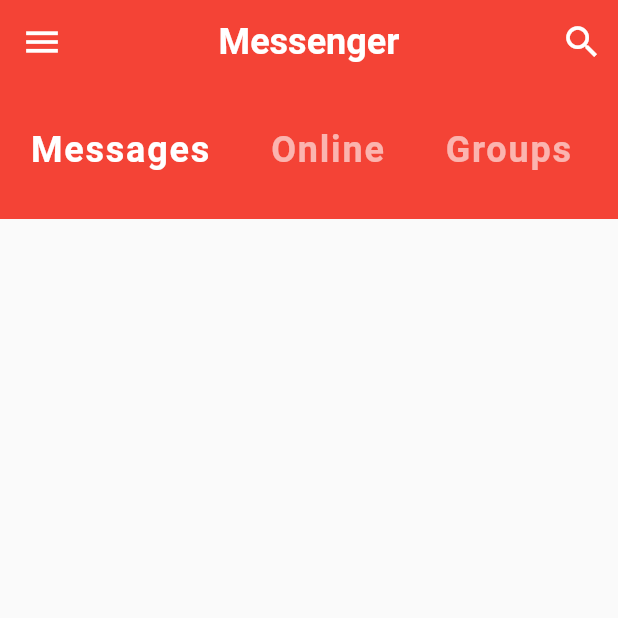
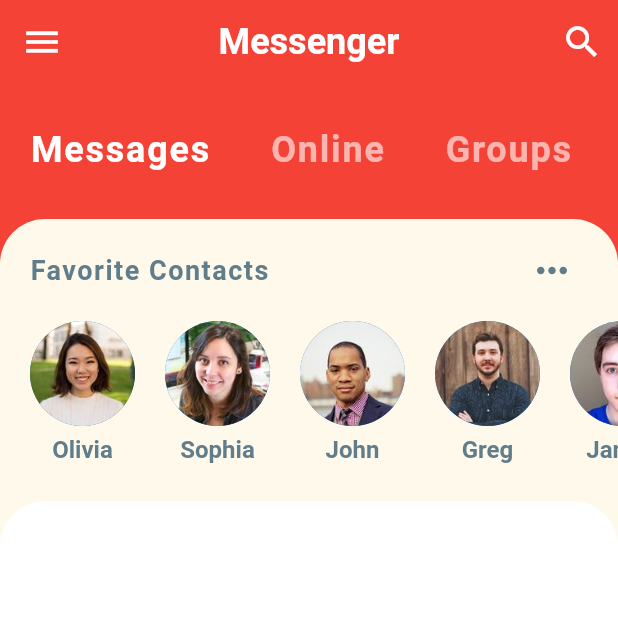
Before and after one commit to RahulNagaraj/flutter_chat_ui, a Flutter app: the screen it shows after launch, on a phone screen of 412 x 824 dp, the top half of it. Run offline on Flutter 3.47's test engine with Material 2 defaults, Android fonts, the phone set to English and light mode, and no system bars.

Commit message:
display favorite contacts

```diff
--- a/lib/models/message_model.dart
+++ b/lib/models/message_model.dart
@@ -25,7 +25,7 @@ final User john =
 final User olivia =
     User(id: 4, name: 'Olivia', avatarUrl: 'assets/images/olivia.jpg');
 
-final User sam = User(id: 5, name: 'Sm,', avatarUrl: 'assets/images/sam.jpg');
+final User sam = User(id: 5, name: 'Sam,', avatarUrl: 'assets/images/sam.jpg');
 
 final User sophia =
     User(id: 6, name: 'Sophia', avatarUrl: 'assets/images/sophia.jpg');
@@ -33,7 +33,7 @@ final User sophia =
 final User steven =
     User(id: 7, name: 'Steven', avatarUrl: 'assets/images/steven.jpg');
 
-List<User> favorites = [olivia, sophia, john, greg];
+List<User> favorites = [olivia, sophia, john, greg, james, sam];
 
 List<Message> chats = [
   Message(
--- a/lib/screens/home_screen.dart
+++ b/lib/screens/home_screen.dart
@@ -1,6 +1,8 @@
 import 'package:flutter/material.dart';
 
 import '../widgets/category_selector.dart';
+import '../widgets/favorite_contacts.dart';
+import '../widgets/recent_chats.dart';
 
 class HomeScreen extends StatefulWidget {
   @override
@@ -11,6 +13,7 @@ class _HomeScreenState extends State<HomeScreen> {
   @override
   Widget build(BuildContext context) {
     return Scaffold(
+      backgroundColor: Theme.of(context).primaryColor,
       appBar: AppBar(
         centerTitle: true,
         leading: IconButton(
@@ -36,6 +39,21 @@ class _HomeScreenState extends State<HomeScreen> {
       body: Column(
         children: <Widget>[
           CategorySelector(),
+          Expanded(
+            child: Container(
+              decoration: BoxDecoration(
+                  color: Theme.of(context).accentColor,
+                  borderRadius: BorderRadius.only(
+                      topLeft: Radius.circular(30.0),
+                      topRight: Radius.circular(30.0))),
+              child: Column(
+                children: <Widget>[
+                  FavoriteContacts(),
+                  RecentChats(),
+                ],
+              ),
+            ),
+          ),
         ],
       ),
     );
--- /dev/null
+++ b/lib/widgets/favorite_contacts.dart
@@ -0,0 +1,67 @@
+import 'package:flutter/material.dart';
+
+import '../models/message_model.dart';
+
+class FavoriteContacts extends StatelessWidget {
+  @override
+  Widget build(BuildContext context) {
+    return Padding(
+      padding: const EdgeInsets.symmetric(vertical: 10.0),
+      child: Column(
+        children: <Widget>[
+          Padding(
+            padding: const EdgeInsets.symmetric(horizontal: 20.0),
+            child: Row(
+              mainAxisAlignment: MainAxisAlignment.spaceBetween,
+              children: <Widget>[
+                Text('Favorite Contacts',
+                    style: TextStyle(
+                        fontSize: 18.0,
+                        fontWeight: FontWeight.bold,
+                        color: Colors.blueGrey,
+                        letterSpacing: 1.0)),
+                IconButton(
+                  icon: Icon(Icons.more_horiz),
+                  iconSize: 30.0,
+                  color: Colors.blueGrey,
+                  onPressed: () {},
+                ),
+              ],
+            ),
+          ),
+          Container(
+              height: 120,
+              child: ListView.builder(
+                padding: const EdgeInsets.only(left: 10.0),
+                scrollDirection: Axis.horizontal,
+                itemCount: favorites.length,
+                itemBuilder: ((BuildContext context, int index) {
+                  return Padding(
+                    padding: const EdgeInsets.all(10.0),
+                    child: Column(
+                      children: <Widget>[
+                        CircleAvatar(
+                          radius: 35.0,
+                          backgroundImage:
+                              AssetImage(favorites[index].avatarUrl),
+                        ),
+                        SizedBox(
+                          height: 6.0,
+                        ),
+                        Text(
+                          favorites[index].name,
+                          style: TextStyle(
+                              color: Colors.blueGrey,
+                              fontWeight: FontWeight.w600,
+                              fontSize: 16.0),
+                        ),
+                      ],
+                    ),
+                  );
+                }),
+              ))
+        ],
+      ),
+    );
+  }
+}
--- /dev/null
+++ b/lib/widgets/recent_chats.dart
@@ -0,0 +1,16 @@
+import 'package:flutter/material.dart';
+
+class RecentChats extends StatelessWidget {
+  @override
+  Widget build(BuildContext context) {
+    return Expanded(
+      child: Container(
+        decoration: BoxDecoration(
+            color: Colors.white,
+            borderRadius: BorderRadius.only(
+                topLeft: Radius.circular(30.0),
+                topRight: Radius.circular(30.0))),
+      ),
+    );
+  }
+}
```
